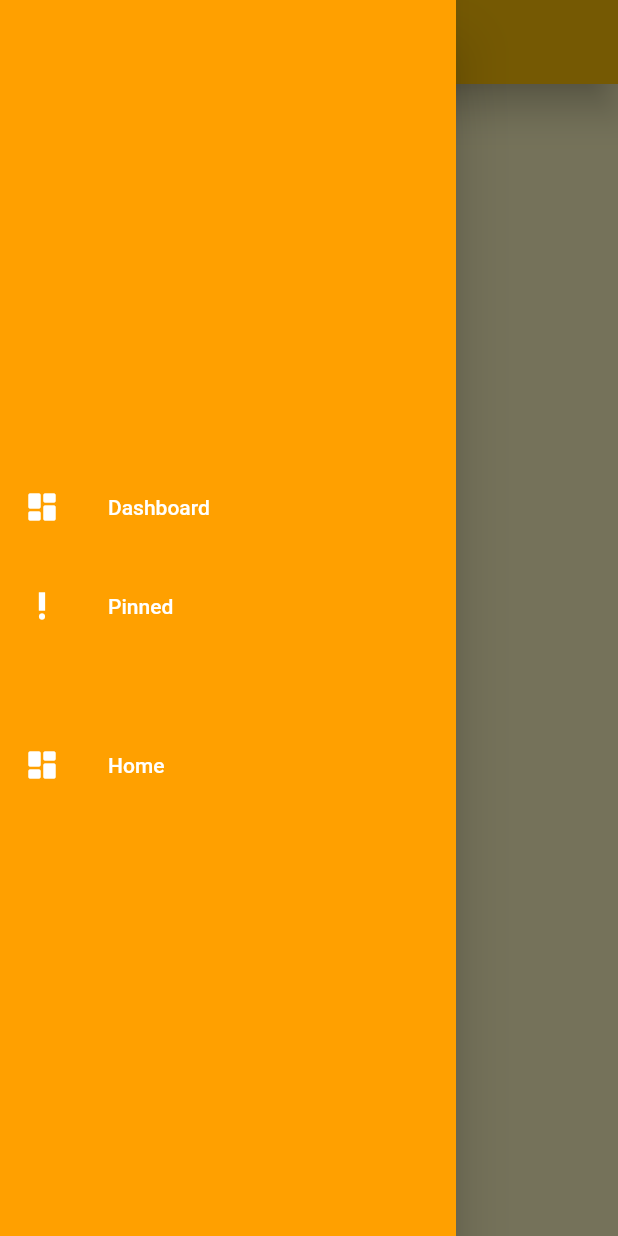
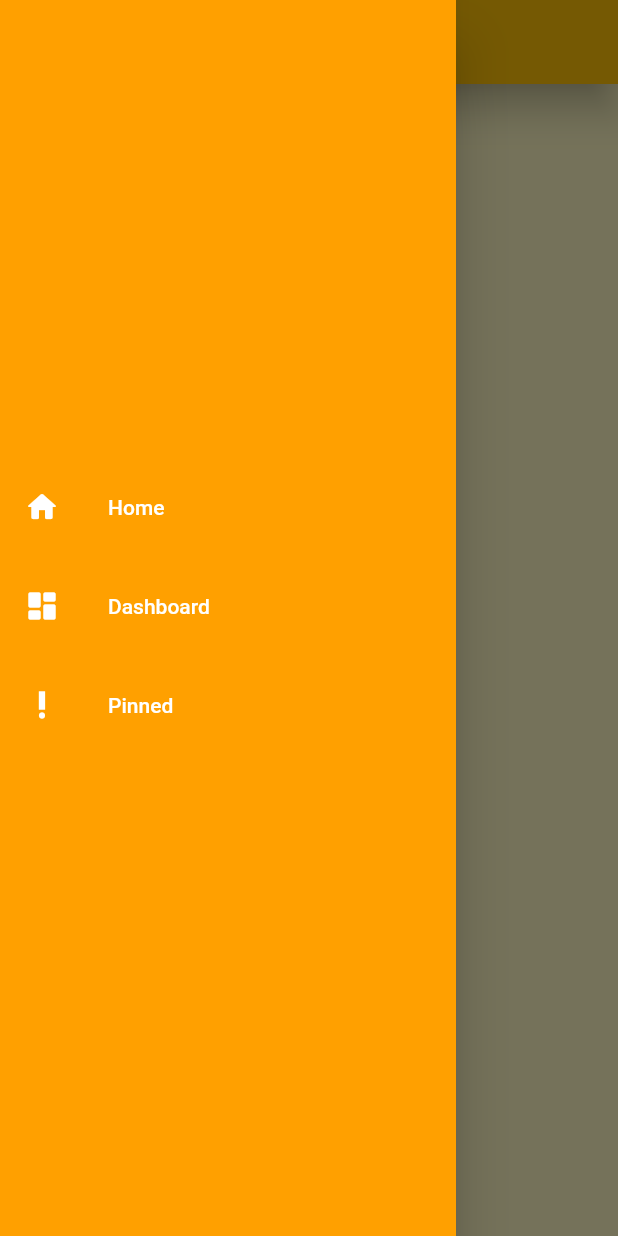
Before and after one commit to sa-rss21/CS3301_planner_app, a Flutter app: the screen it shows after launch, with the side drawer open, on a phone screen of 412 x 824 dp. Run offline on Flutter 3.47's test engine with Material 2 defaults, Android fonts, the phone set to English and light mode, and no system bars; our stand-ins replace flutter_slidable, hive, hive_flutter; accounts and stored records are empty.

Commit message:
-Added navigation b/w home and dashboard

```diff
--- a/lib/widget/navigation_draw_widget.dart
+++ b/lib/widget/navigation_draw_widget.dart
@@ -1,6 +1,6 @@
 import 'package:flutter/material.dart';
 import '../pages/dash_board_page.dart';
-
+import '../pages/home.dart';
 class NavigationDrawerWidget extends StatelessWidget {
   final padding = EdgeInsets.symmetric(vertical: 10);
 
@@ -14,21 +14,23 @@ class NavigationDrawerWidget extends StatelessWidget {
           children: <Widget>[
             const SizedBox(height: 300),
             buildMenuItem(
+              text: "Home",
+              icon: Icons.home_rounded,
+              onClicked: () => selectedItem(context, 0),
+            ),
+            const SizedBox(height: 10),
+            buildMenuItem(
               text: "Dashboard",
               icon: Icons.dashboard_rounded,
-              onClicked: () => selectedItem(context, 0),
+              onClicked: () => selectedItem(context, 1),
             ),
+
             const SizedBox(height: 10),
             buildMenuItem(
               text: "Pinned",
               icon: Icons.priority_high_outlined,
             ),
-            const SizedBox(height: 50),
-            buildMenuItem(
-              text: "Home",
-              icon: Icons.dashboard_rounded,
-              onClicked: () => selectedItem(context, 0),
-            ),
+
             // divider
             const SizedBox(height: 350),
             Divider(color: Colors.white),
@@ -48,8 +50,10 @@ class NavigationDrawerWidget extends StatelessWidget {
     switch (index) {
       case 0:
         Navigator.of(context)
+            .pushReplacement(MaterialPageRoute(builder: (context) => HomePage()));
+      case 1:
+        Navigator.of(context)
             .pushReplacement(MaterialPageRoute(builder: (context) => DashBoardPage()));
-
     }
   }
 
```
